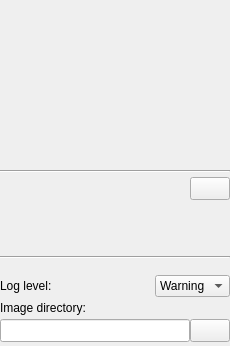
Before: the Qt Designer form PlusApp/fCal/Toolboxes/QConfigurationToolbox.ui in PlusToolkit/PlusApp, drawn with Qt 5.
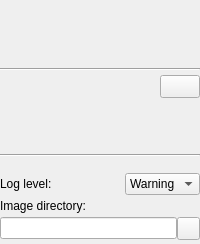
After: the same form once the commit is applied. Icons and pictures are not drawn.

```diff
--- a/PlusApp/fCal/Toolboxes/QConfigurationToolbox.ui
+++ b/PlusApp/fCal/Toolboxes/QConfigurationToolbox.ui
@@ -2,12 +2,6 @@
 <ui version="4.0">
  <class>ConfigurationToolbox</class>
  <widget class="QWidget" name="ConfigurationToolbox">
-  <property name="minimumSize">
-   <size>
-    <width>230</width>
-    <height>320</height>
-   </size>
-  </property>
   <property name="windowTitle">
    <string>Configuration</string>
   </property>
@@ -32,7 +26,7 @@
      <property name="minimumSize">
       <size>
        <width>0</width>
-       <height>150</height>
+       <height>48</height>
       </size>
      </property>
     </widget>
@@ -225,7 +219,7 @@
      <item>
       <widget class="QLineEdit" name="lineEdit_ImageDirectory">
        <property name="sizePolicy">
-        <sizepolicy hsizetype="Expanding" vsizetype="Preferred">
+        <sizepolicy hsizetype="Expanding" vsizetype="Fixed">
          <horstretch>9</horstretch>
          <verstretch>0</verstretch>
         </sizepolicy>
@@ -240,6 +234,12 @@
      </item>
      <item>
       <widget class="QPushButton" name="pushButton_SelectImageDirectory">
+       <property name="sizePolicy">
+        <sizepolicy hsizetype="Fixed" vsizetype="Fixed">
+         <horstretch>1</horstretch>
+         <verstretch>0</verstretch>
+        </sizepolicy>
+       </property>
        <property name="minimumSize">
         <size>
          <width>23</width>
```
Left out of the diff: 2 changed lines with no effect on the pictures.
